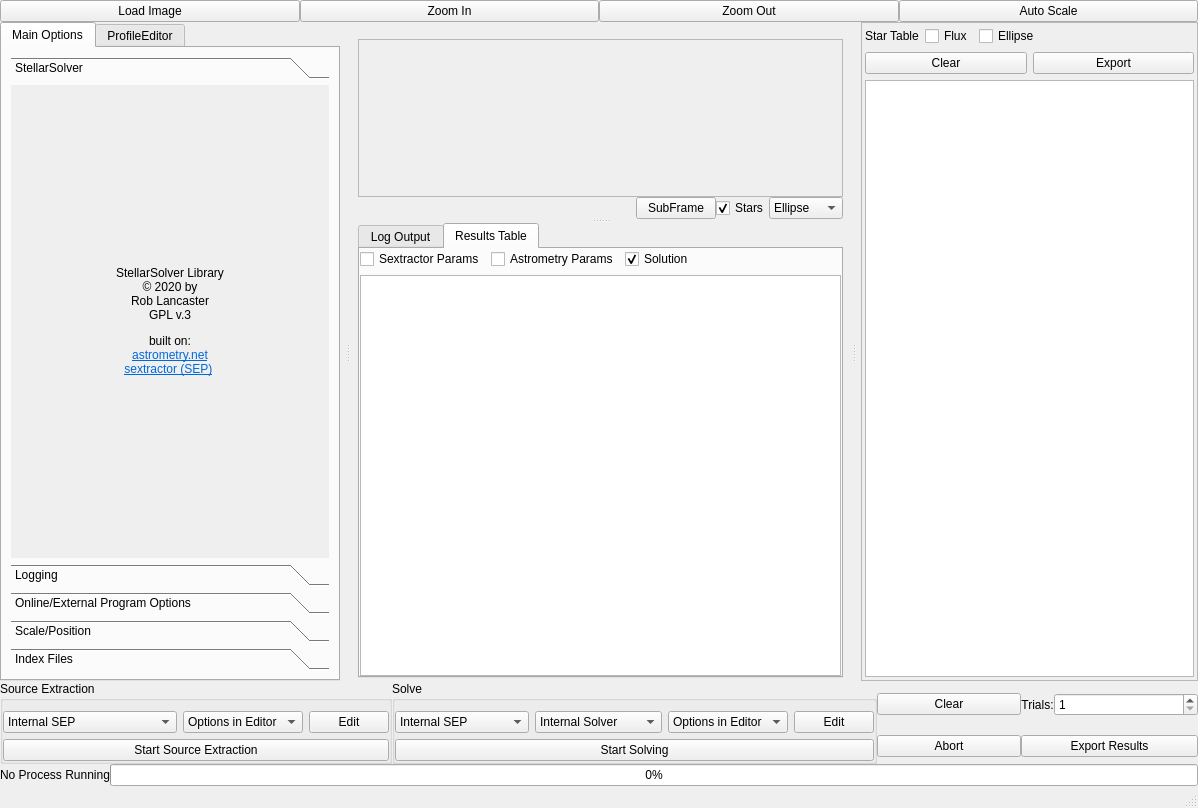
The window that tester/mainwindow.ui (rlancaste/stellarsolver) describes before a commit, drawn with Qt 5.
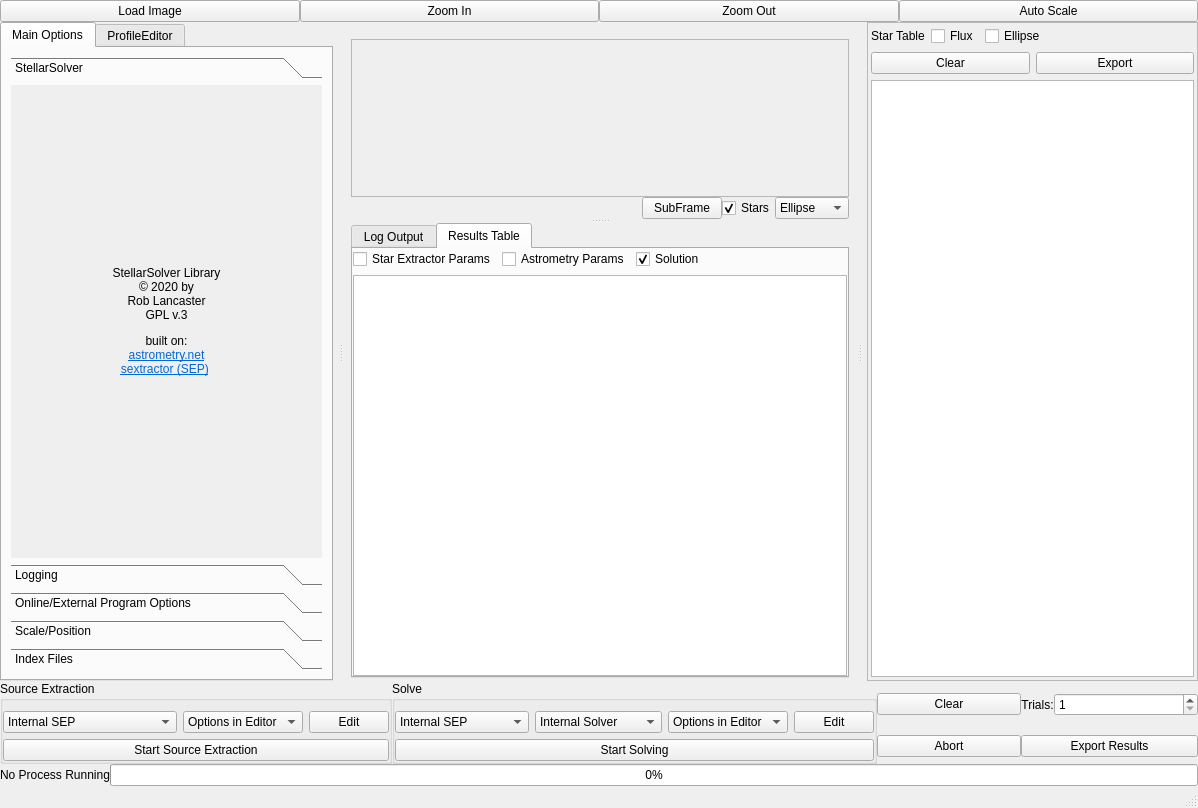
The same window after the commit. The open tabs and pages were chosen to show the change. Icons and pictures are not drawn. Custom widgets are drawn as their Qt base class.

Commit message: Improving documentation, renaming Sextractor to Extractor, adding back cancelFile for external solver, and minor cleanups

The edit to the form file:
```diff
--- a/tester/mainwindow.ui
+++ b/tester/mainwindow.ui
@@ -127,7 +127,7 @@
                 <rect>
                  <x>0</x>
                  <y>0</y>
-                 <width>305</width>
+                 <width>298</width>
                  <height>416</height>
                 </rect>
                </property>
@@ -1875,7 +1875,7 @@
                 <rect>
                  <x>0</x>
                  <y>0</y>
-                 <width>504</width>
+                 <width>518</width>
                  <height>141</height>
                 </rect>
                </property>
@@ -2070,7 +2070,7 @@
                <item>
                 <widget class="QCheckBox" name="showSextractorParams">
                  <property name="text">
-                  <string>Sextractor Params</string>
+                  <string>Star Extractor Params</string>
                  </property>
                  <property name="checked">
                   <bool>false</bool>
```
Left out of the diff: 24 changed lines with no effect on the pictures. The commit also changes 19 other files.
